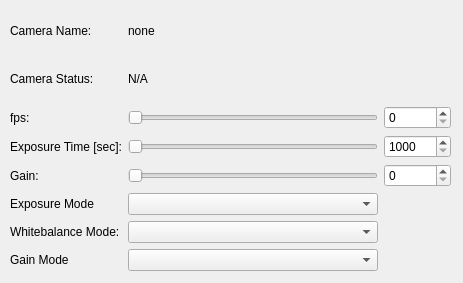
This is ruby/lib/vizkit/widgets/camera_control/camera_control.ui in rock-core/gui-vizkit as Qt 5 draws it before an edit. The edited form follows.
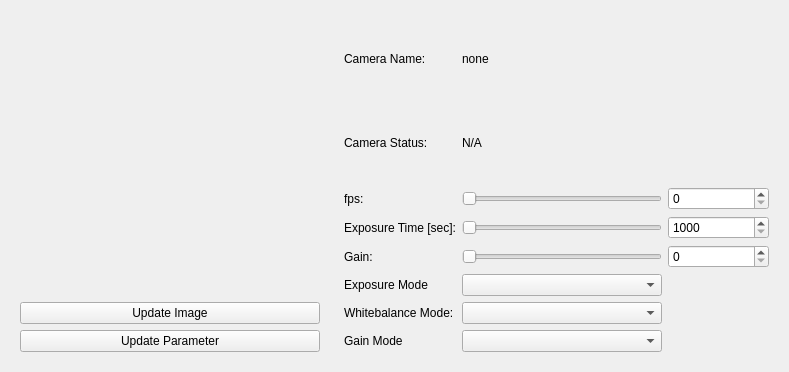
This is the edited form. Custom widgets are drawn as their Qt base class.

Commit message: vizkit.rb update CameraControl

What changed in the file:
```diff
--- a/ruby/lib/vizkit/widgets/camera_control/camera_control.ui
+++ b/ruby/lib/vizkit/widgets/camera_control/camera_control.ui
@@ -6,22 +6,63 @@
    <rect>
     <x>0</x>
     <y>0</y>
-    <width>463</width>
-    <height>283</height>
+    <width>789</width>
+    <height>372</height>
    </rect>
   </property>
   <property name="windowTitle">
    <string>CameraControl</string>
   </property>
-  <widget class="QWidget" name="gridLayoutWidget">
-   <property name="geometry">
-    <rect>
-     <x>10</x>
-     <y>10</y>
-     <width>441</width>
-     <height>261</height>
-    </rect>
-   </property>
+  <layout class="QHBoxLayout" name="horizontalLayout_2">
+   <item>
+    <widget class="QWidget" name="widget_2" native="true">
+     <property name="minimumSize">
+      <size>
+       <width>100</width>
+       <height>0</height>
+      </size>
+     </property>
+     <layout class="QVBoxLayout" name="verticalLayout">
+      <item>
+       <widget class="ImageView" name="image_view">
+        <property name="minimumSize">
+         <size>
+          <width>300</width>
+          <height>100</height>
+         </size>
+        </property>
+        <property name="toolTip">
+         <string>ImageView</string>
+        </property>
+        <property name="whatsThis">
+         <string>Widget for displaying frames.</string>
+        </property>
+        <property name="Aspect_Ratio" stdset="0">
+         <bool>true</bool>
+        </property>
+       </widget>
+      </item>
+      <item>
+       <widget class="QPushButton" name="update_image">
+        <property name="text">
+         <string>Update Image</string>
+        </property>
+       </widget>
+      </item>
+      <item>
+       <widget class="QPushButton" name="update_parameter">
+        <property name="text">
+         <string>Update Parameter</string>
+        </property>
+       </widget>
+      </item>
+     </layout>
+    </widget>
+   </item>
+   <item>
+    <widget class="QWidget" name="widget" native="true">
+     <layout class="QHBoxLayout" name="horizontalLayout">
+      <item>
    <layout class="QGridLayout" name="gridLayout">
     <item row="4" column="2">
      <widget class="QSpinBox" name="spinbox_gain"/>
@@ -35,6 +76,12 @@
     </item>
     <item row="2" column="1">
      <widget class="QSlider" name="slider_fps">
+          <property name="maximumSize">
+           <size>
+            <width>200</width>
+            <height>16777215</height>
+           </size>
+          </property>
       <property name="orientation">
        <enum>Qt::Horizontal</enum>
       </property>
@@ -52,6 +99,12 @@
     </item>
     <item row="3" column="1">
      <widget class="QSlider" name="slider_exposure">
+          <property name="maximumSize">
+           <size>
+            <width>200</width>
+            <height>16777215</height>
+           </size>
+          </property>
       <property name="minimum">
        <number>1000</number>
       </property>
@@ -72,6 +125,12 @@
     </item>
     <item row="4" column="1">
      <widget class="QSlider" name="slider_gain">
+          <property name="maximumSize">
+           <size>
+            <width>200</width>
+            <height>16777215</height>
+           </size>
+          </property>
       <property name="orientation">
        <enum>Qt::Horizontal</enum>
       </property>
@@ -133,6 +192,12 @@
     </item>
     <item row="0" column="1">
      <widget class="QLabel" name="label_camera_name">
+          <property name="maximumSize">
+           <size>
+            <width>16777215</width>
+            <height>200</height>
+           </size>
+          </property>
       <property name="text">
        <string>none</string>
       </property>
@@ -146,8 +211,25 @@
      </widget>
     </item>
    </layout>
-  </widget>
+      </item>
+     </layout>
+    </widget>
+   </item>
+  </layout>
  </widget>
+ <customwidgets>
+  <customwidget>
+   <class>ImageView</class>
+   <extends>MultiWidget</extends>
+   <header>image_view_widget/ImageView.h</header>
+  </customwidget>
+  <customwidget>
+   <class>MultiWidget</class>
+   <extends>QWidget</extends>
+   <header>multi_view/MultiWidget.h</header>
+   <container>1</container>
+  </customwidget>
+ </customwidgets>
  <resources/>
  <connections>
   <connection>
```
Left out of the diff: 99 changed lines with no effect on the pictures. Lines whose indentation alone changed are shown as unchanged. The commit also changes 2 other files.
